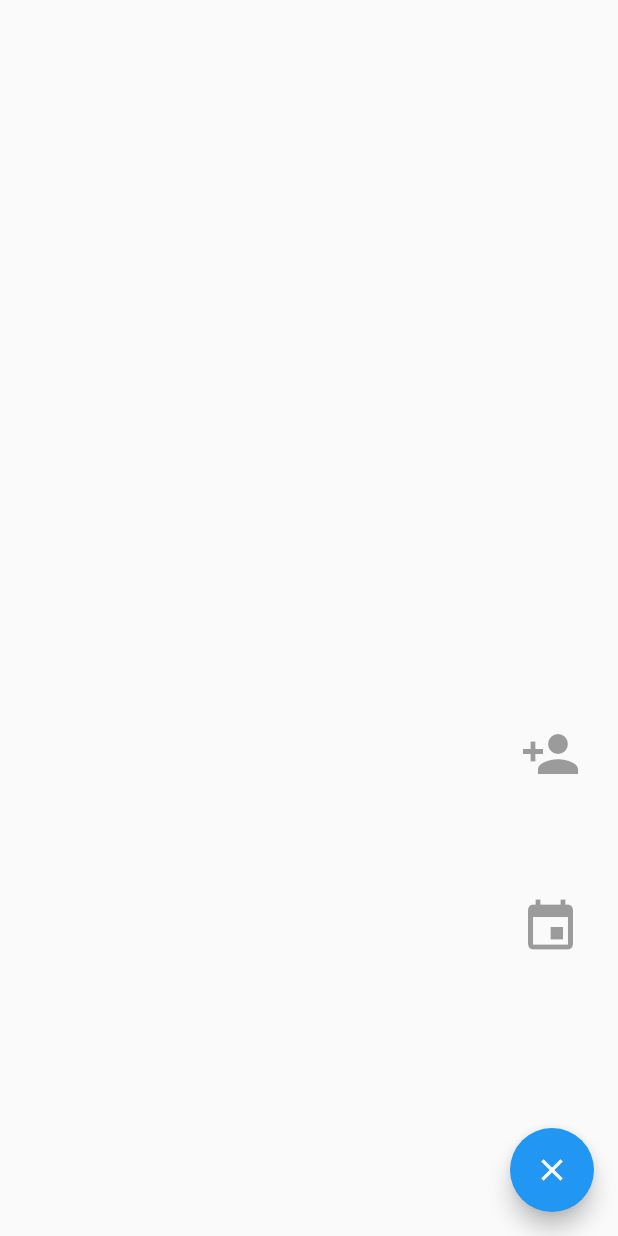
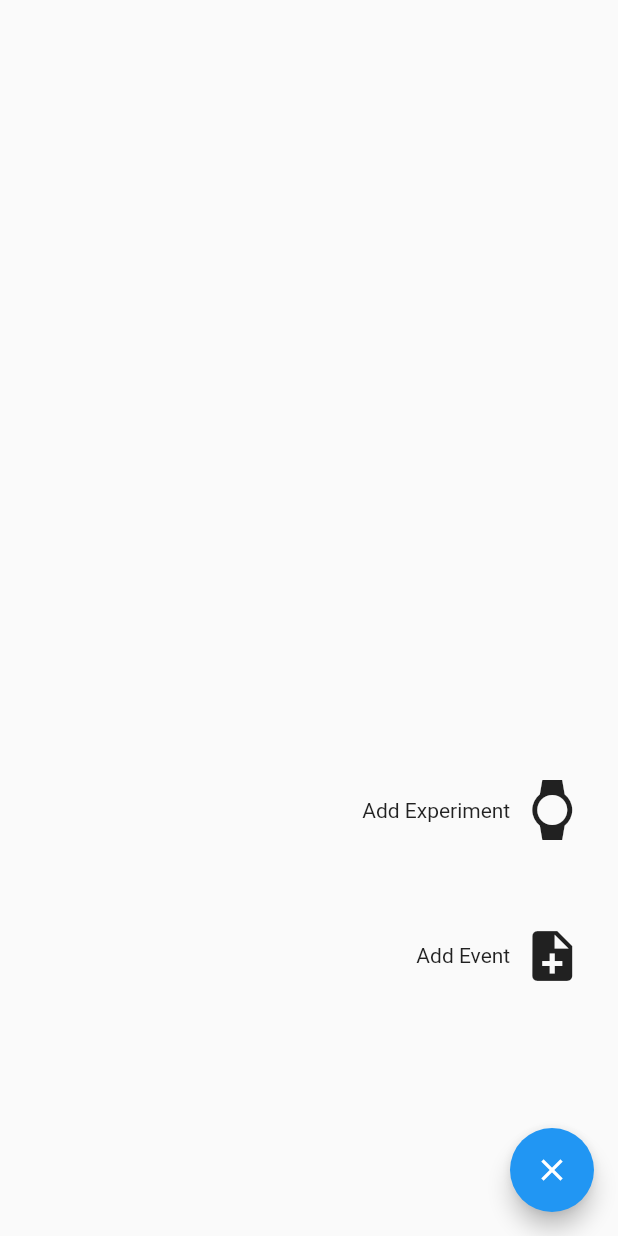
Before and after one commit to manybooks/experiment_management, a Flutter app: the screen it shows after launch, after a tap on the "add" icon, on a phone screen of 412 x 824 dp. Run offline on Flutter 3.47's test engine with Material 2 defaults, Android fonts, the phone set to English and light mode, and no system bars.

Commit message:
Adjust button layout

```diff
--- a/lib/main.dart
+++ b/lib/main.dart
@@ -8,32 +8,6 @@ class ExperimentManagement extends StatelessWidget {
   @override
   Widget build(BuildContext context) {
     return MaterialApp(home: HomeTab());
-  }
-}
-
-class _ButtonsToAdd extends StatelessWidget {
-  const _ButtonsToAdd({
-    Key key,
-  }) : super(key: key);
-
-  @override
-  Widget build(BuildContext context) {
-    return Column(
-      mainAxisAlignment: MainAxisAlignment.spaceEvenly,
-      children: <Widget>[
-        Spacer(flex: 8),
-        IconButton(
-          iconSize: 40,
-          icon: Icon(Icons.person_add),
-        ),
-        Spacer(flex: 1),
-        IconButton(
-          iconSize: 40,
-          icon: Icon(Icons.event),
-        ),
-        Spacer(flex: 3),
-      ],
-    );
   }
 }
 
@@ -67,12 +41,8 @@ class HomeTab extends StatelessWidget {
         appBar: AppBar(
           bottom: TabBar(
             tabs: [
-              Tab(
-                text: 'Experiment',
-              ),
-              Tab(
-                text: 'Activity',
-              ),
+              Tab(text: 'Experiment'),
+              Tab(text: 'Event'),
             ],
           ),
           title: Text('Experiment Management'),
@@ -105,9 +75,9 @@ class PushEventPage extends StatelessWidget {
       length: 2,
       child: Scaffold(
         body: Container(
-          child: Row(
+          child: Column(
             children: <Widget>[
-              Spacer(flex: 20),
+              Spacer(flex: 4),
               _ButtonsToAdd(),
               Spacer(flex: 1),
             ],
@@ -121,3 +91,68 @@ class PushEventPage extends StatelessWidget {
     );
   }
 }
+
+class _ButtonsToAdd extends StatelessWidget {
+  const _ButtonsToAdd({
+    Key key,
+  }) : super(key: key);
+
+  @override
+  Widget build(BuildContext context) {
+    return Expanded(
+      flex: 2,
+      child: Row(
+        mainAxisAlignment: MainAxisAlignment.end,
+        children: <Widget>[
+          Spacer(flex: 10),
+          Expanded(
+            flex: 15,
+            child: Column(
+              mainAxisAlignment: MainAxisAlignment.spaceEvenly,
+              children: <Widget>[
+                new _EventButton(
+                  icon: Icon(Icons.watch),
+                  label: 'Add Experiment',
+                  onPressedHandler: () => print('Add experiment handler'),
+                ),
+                new _EventButton(
+                  icon: Icon(Icons.note_add),
+                  label: 'Add Event',
+                  onPressedHandler: () => print('Add activity handler'),
+                ),
+              ],
+            ),
+          ),
+          Spacer(flex: 1),
+        ],
+      ),
+    );
+  }
+}
+
+class _EventButton extends StatelessWidget {
+  final String label;
+  final Icon icon;
+  final Function onPressedHandler;
+
+  _EventButton({Key key, Icon icon, String label, Function onPressedHandler})
+      : this.label = label,
+        this.icon = icon,
+        this.onPressedHandler = onPressedHandler,
+        super(key: key);
+
+  @override
+  Widget build(BuildContext context) {
+    return Row(
+      mainAxisAlignment: MainAxisAlignment.end,
+      children: <Widget>[
+        Text(this.label),
+        IconButton(
+          icon: this.icon,
+          iconSize: 40,
+          onPressed: () => this.onPressedHandler(),
+        ),
+      ],
+    );
+  }
+}
```
